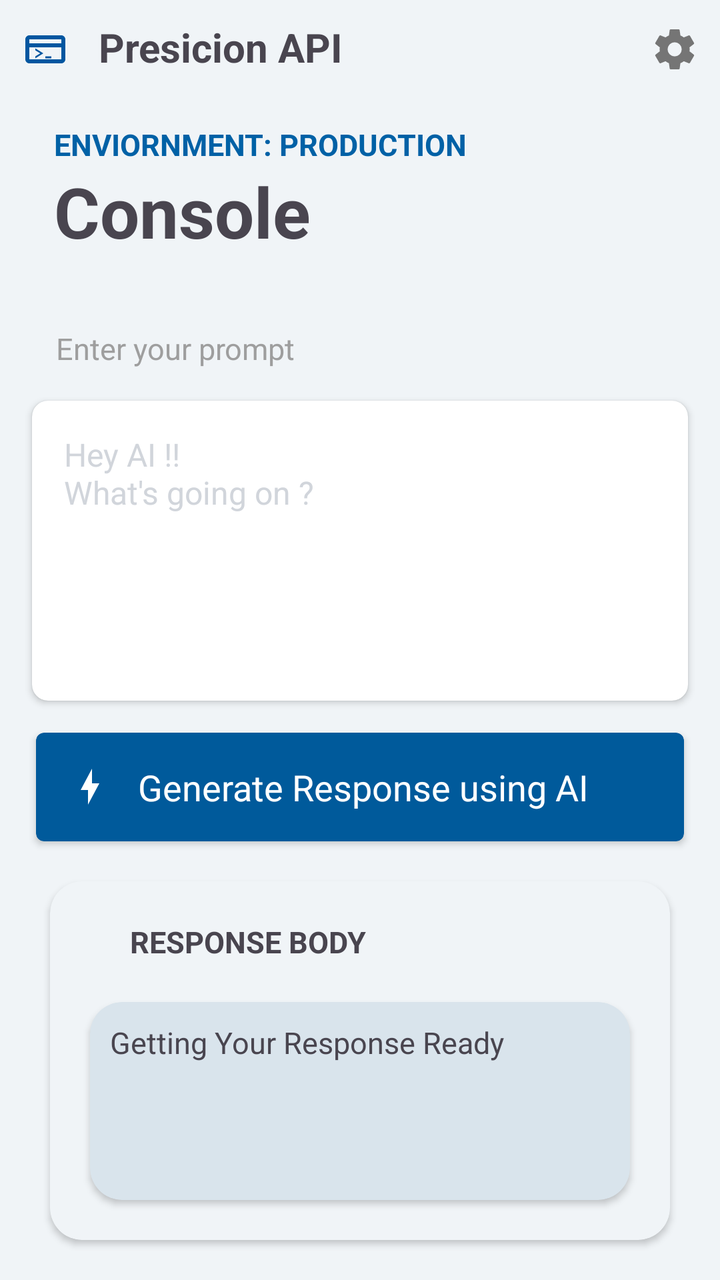
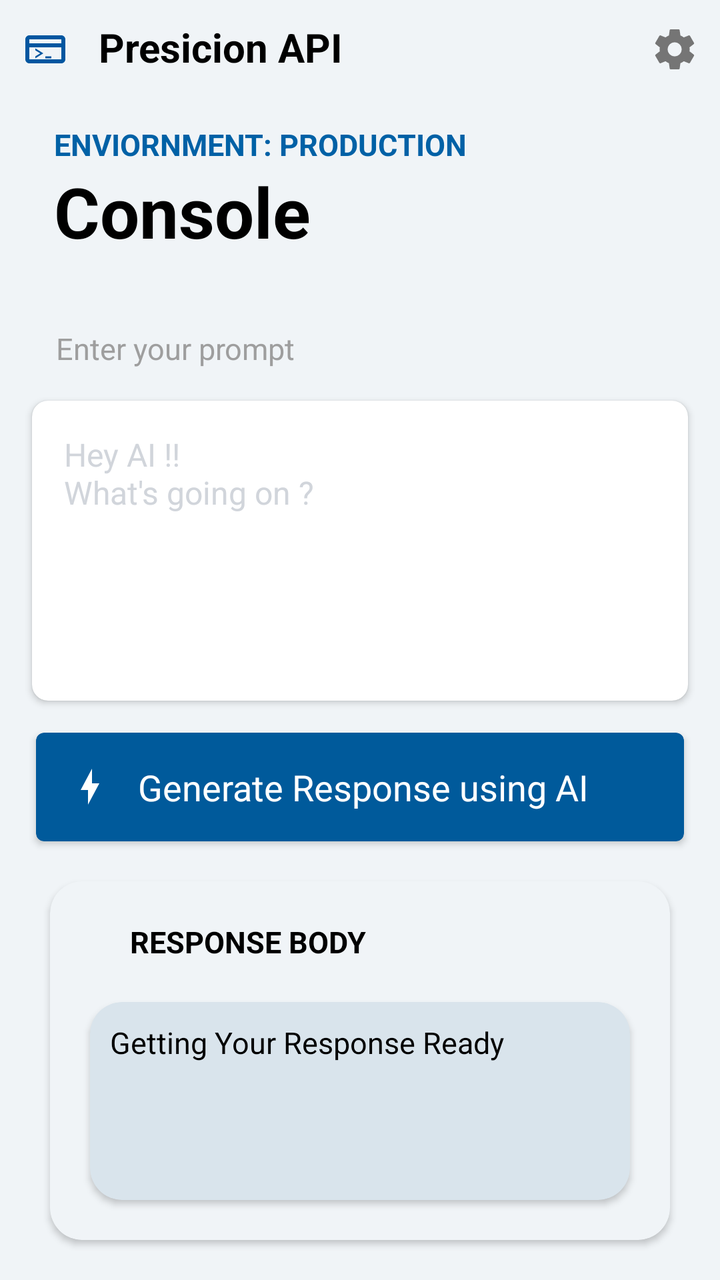

Compare the two renders of this Android layout. The source of the first and the diff that turns it into the second are given below.
<!-- AndroidManifest.xml: application theme Theme.Gemini_api -->
<!-- res/layout/activity_main.xml -->
<?xml version="1.0" encoding="utf-8"?>
<LinearLayout xmlns:android="http://schemas.android.com/apk/res/android"
    xmlns:app="http://schemas.android.com/apk/res-auto"
    xmlns:tools="http://schemas.android.com/tools"
    android:id="@+id/main"
    android:orientation="vertical"
    android:layout_width="match_parent"
    android:background="#F0F4F7"
    android:layout_height="match_parent"
    tools:context=".MainActivity">
    <LinearLayout
        android:layout_width="match_parent"
        android:layout_height="wrap_content"
        android:paddingStart="24dp"
        android:padding="10dp">

        <ImageView
            android:layout_width="wrap_content"
            android:layout_height="wrap_content"
            android:src="@drawable/terminal"
            android:layout_weight="1"
            android:layout_marginTop="2.5dp"/>


        <TextView
            android:layout_width="0dp"
            android:layout_height="wrap_content"
            android:textSize="20dp"
            android:textStyle="bold"
            android:paddingStart="14dp"
            android:text="Presicion API"
            android:layout_weight="200"/>

        <ImageView
            android:layout_width="wrap_content"
            android:layout_height="wrap_content"
            android:src="@drawable/gear"
            android:layout_marginTop="2.5dp"
            android:layout_weight="1"/>

    </LinearLayout>

    <TextView
        android:layout_width="match_parent"
        android:layout_height="wrap_content"
        android:text="ENVIORNMENT: PRODUCTION"
        android:layout_marginTop="15dp"
        android:layout_marginStart="27dp"
        android:textColor="#0061A6"
        android:textStyle="bold"
        android:textSize="15dp"/>

    <TextView
        android:layout_width="match_parent"
        android:layout_height="wrap_content"
        android:text="Console"
        android:textStyle="bold"
        android:layout_marginStart="27dp"
        android:textSize="35dp"/>

    <TextView
        android:layout_width="match_parent"
        android:layout_height="wrap_content"
        android:textSize="15dp"
        android:text="Enter your prompt"
        android:layout_marginStart="28dp"
        android:textColor="#9E9E9E"
        android:layout_marginTop="35dp"/>




    <com.google.android.material.card.MaterialCardView
        android:layout_width="match_parent"
        android:layout_height="150dp"
        android:layout_margin="16dp"
        app:cardBackgroundColor="#FFFFFF"
        app:cardCornerRadius="8dp"
        app:cardElevation="2dp"
        app:strokeWidth="0dp">

        <EditText
            android:id="@+id/tiPrompt"
            android:layout_width="match_parent"
            android:layout_height="match_parent"
            android:padding="16dp"
            android:hint="Hey AI !!\nWhat's going on ?"
            android:gravity="top|start"
            android:textSize="16sp"
            android:textColorHint="#D1D5DB"
            android:textColor="#1F2937"
            android:background="@android:color/transparent"
            android:inputType="textMultiLine"
            android:scrollbars="vertical" />

    </com.google.android.material.card.MaterialCardView>



    <androidx.cardview.widget.CardView
        android:layout_width="match_parent"
        android:layout_height="wrap_content"
        android:backgroundTint="#005A9B"
        android:layout_marginHorizontal="18dp"
        android:id="@+id/btn"
        app:cardCornerRadius="4dp">

        <LinearLayout
            android:layout_width="match_parent"
            android:layout_height="match_parent"
            android:padding="15dp">

            <ImageView
                android:layout_width="wrap_content"
                android:layout_height="wrap_content"
                android:src="@drawable/lightning"/>

        <TextView
            android:layout_width="wrap_content"
            android:layout_height="wrap_content"
            android:text="Generate Response using AI"
            android:textSize="18dp"
            android:paddingStart="12dp"
            android:layout_gravity="center"
            android:textColor="#FFFFFF"
            android:background="@android:color/transparent"
           />


        </LinearLayout>
    </androidx.cardview.widget.CardView>
    <androidx.cardview.widget.CardView
        android:layout_width="match_parent"
        android:layout_height="0dp"
        android:layout_weight="1"
        android:layout_marginHorizontal="25dp"
        android:layout_marginVertical="20dp"
        android:backgroundTint="#F0F4F7"
        app:cardCornerRadius="16dp">
        <LinearLayout
            android:layout_width="match_parent"
            android:layout_height="match_parent"
            android:orientation="vertical">



        <TextView
            android:layout_width="match_parent"
            android:layout_height="wrap_content"
            android:text="RESPONSE BODY"
            android:textStyle="bold"
            android:layout_marginTop="20dp"
            android:paddingStart="40dp"
            android:textSize="15dp" />

        <androidx.cardview.widget.CardView
            android:layout_width="match_parent"
            android:layout_height="match_parent"
            android:layout_margin="20dp"
            app:cardCornerRadius="16dp"
            android:backgroundTint="#D9E4EC">

            <ScrollView
                android:layout_width="match_parent"
                android:layout_height="match_parent">
            <TextView
                android:layout_width="match_parent"
                android:layout_height="match_parent"
                android:text="Getting Your Response Ready"
                android:inputType="textMultiLine"
                android:layout_margin="10dp"
                android:textSize="15dp"
                android:id="@+id/tvResponse"/>


            </ScrollView>

        </androidx.cardview.widget.CardView>

        </LinearLayout>

    </androidx.cardview.widget.CardView>

</LinearLayout>
<!-- resources referenced by this layout -->
<resources>
  <!-- drawable gear (drawable) -->
  <?xml version="1.0" encoding="utf-8"?>
  <vector xmlns:android="http://schemas.android.com/apk/res/android"
      android:width="24dp"
      android:height="24dp"
      android:viewportWidth="24"
      android:viewportHeight="24">
  
      <path
          android:fillColor="#757575"
          android:pathData="M19.43,12.98c0.04,-0.32 0.07,-0.64 0.07,-0.98s-0.03,-0.66 -0.07,-0.98l2.11,-1.65c0.19,-0.15 0.24,-0.42 0.12,-0.64l-2,-3.46c-0.12,-0.22 -0.39,-0.3 -0.61,-0.22l-2.49,1c-0.52,-0.4 -1.08,-0.73 -1.69,-0.98l-0.38,-2.65C14.46,2.18 14.25,2 14,2h-4c-0.25,0 -0.46,0.18 -0.49,0.42l-0.38,2.65c-0.61,0.25 -1.17,0.59 -1.69,0.98l-2.49,-1c-0.23,-0.09 -0.49,0 -0.61,0.22l-2,3.46c-0.13,0.22 -0.07,0.49 0.12,0.64l2.11,1.65c-0.04,0.32 -0.07,0.65 -0.07,0.98s0.03,0.66 0.07,0.98l-2.11,1.65c-0.19,0.15 -0.24,0.42 -0.12,0.64l2,3.46c0.12,0.22 0.39,0.3 0.61,0.22l2.49,-1c0.52,0.4 1.08,0.73 1.69,0.98l0.38,2.65c0.03,0.24 0.24,0.42 0.49,0.42h4c0.25,0 0.46,-0.18 0.49,-0.42l0.38,-2.65c0.61,-0.25 1.17,-0.59 1.69,-0.98l2.49,1c0.23,0.09 0.49,0 0.61,-0.22l2,-3.46c0.12,-0.22 0.07,-0.49 -0.12,-0.64l-2.11,-1.65zM12,15.5c-1.93,0 -3.5,-1.57 -3.5,-3.5s1.57,-3.5 3.5,-3.5s3.5,1.57 3.5,3.5s-1.57,3.5 -3.5,3.5z"/>
  
  </vector>
  <!-- drawable lightning (drawable) -->
  <?xml version="1.0" encoding="utf-8"?>
  <vector xmlns:android="http://schemas.android.com/apk/res/android"
      android:width="24dp"
      android:height="24dp"
      android:viewportWidth="24"
      android:viewportHeight="24">
  
      <path
          android:fillColor="#FFFFFF"
          android:pathData="M13,3v7.33h3.67L11,21v-7.33H7.33L13,3z" />
  </vector>
  <!-- drawable terminal (drawable) -->
  <?xml version="1.0" encoding="utf-8"?>
  <vector xmlns:android="http://schemas.android.com/apk/res/android"
      android:width="24dp"
      android:height="24dp"
      android:viewportWidth="24"
      android:viewportHeight="24">
  
      <path
          android:fillColor="#0056A0"
          android:pathData="M4,5C2.89,5 2,5.89 2,7V17C2,18.11 2.89,19 4,19H20C21.11,19 22,18.11 22,17V7C22,5.89 21.11,5 20,5H4ZM4,7H20V9H4V7ZM4,11H20V17H4V11Z" />
  
      <path
          android:fillColor="#0056A0"
          android:pathData="M7,12.5L9.5,14L7,15.5V16.5L11,14L7,11.5V12.5Z" />
  
      <path
          android:fillColor="#0056A0"
          android:pathData="M12,15.5H15V16.5H12V15.5Z" />
  
  </vector>
  <style name="Theme.Gemini_api" parent="Base.Theme.Gemini_api" />
  <style name="Base.Theme.Gemini_api" parent="Theme.Material3.DayNight.NoActionBar">
          
          
      </style>
</resources>

<!-- the commit's change to res/layout/activity_main.xml (unified diff, before → after) -->
@@ -7,6 +7,7 @@
     android:layout_width="match_parent"
     android:background="#F0F4F7"
     android:layout_height="match_parent"
+    android:fitsSystemWindows="true"
     tools:context=".MainActivity">
     <LinearLayout
         android:layout_width="match_parent"
@@ -27,6 +28,7 @@
             android:layout_height="wrap_content"
             android:textSize="20dp"
             android:textStyle="bold"
+            android:textColor="#000000"
             android:paddingStart="14dp"
             android:text="Presicion API"
             android:layout_weight="200"/>
@@ -54,6 +56,7 @@
         android:layout_width="match_parent"
         android:layout_height="wrap_content"
         android:text="Console"
+        android:textColor="#000000"
         android:textStyle="bold"
         android:layout_marginStart="27dp"
         android:textSize="35dp"/>
@@ -149,6 +152,7 @@
             android:layout_height="wrap_content"
             android:text="RESPONSE BODY"
             android:textStyle="bold"
+            android:textColor="#000000"
             android:layout_marginTop="20dp"
             android:paddingStart="40dp"
             android:textSize="15dp" />
@@ -166,6 +170,7 @@
             <TextView
                 android:layout_width="match_parent"
                 android:layout_height="match_parent"
+                android:textColor="#000000"
                 android:text="Getting Your Response Ready"
                 android:inputType="textMultiLine"
                 android:layout_margin="10dp"
